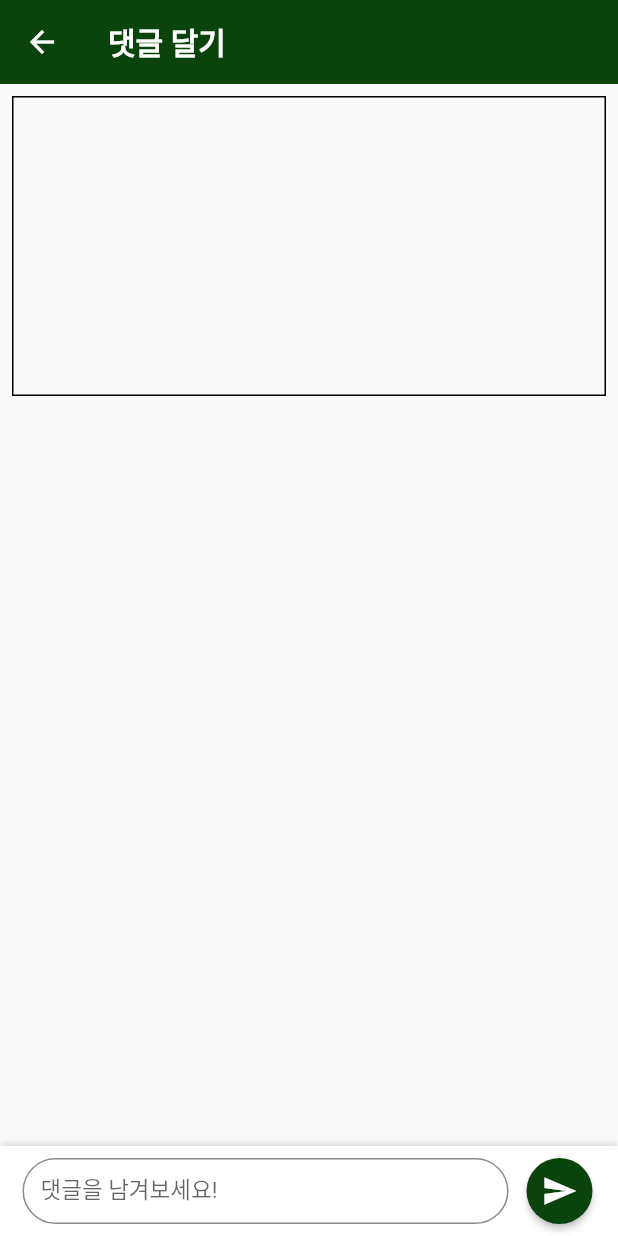
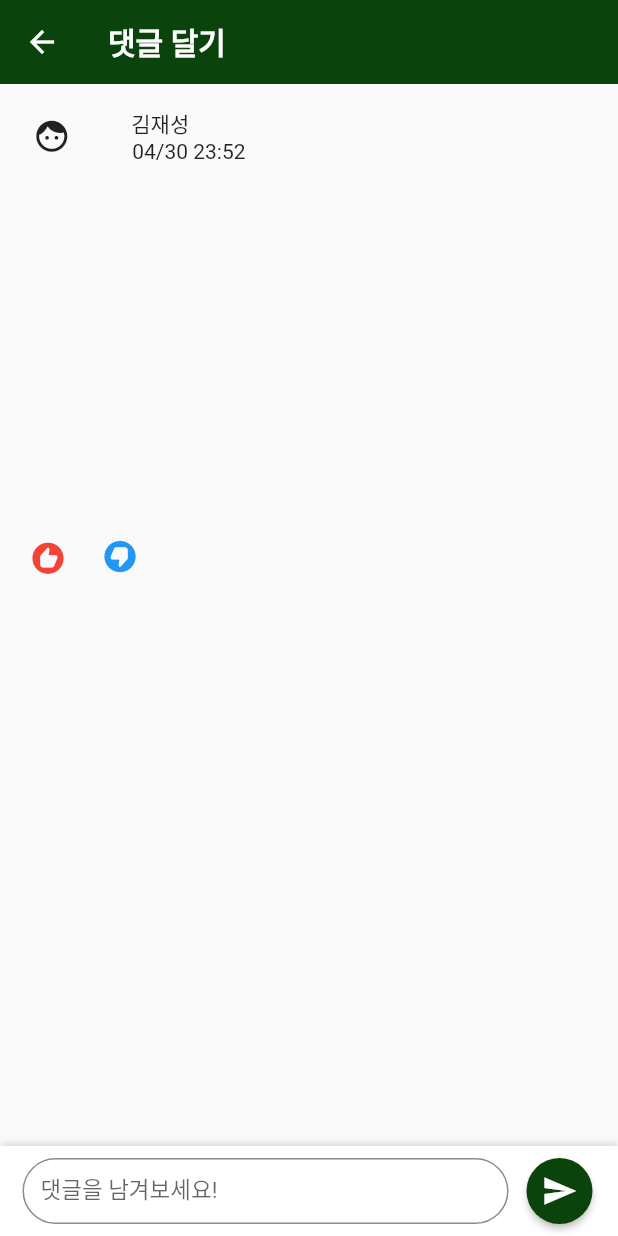
Before and after one commit to SorryKim/2023_capstone, a Flutter app: the CommentScreen screen opened directly with empty values, on a phone screen of 412 x 824 dp. Run offline on Flutter 3.47's test engine with Material 2 defaults, Android fonts, the phone set to English and light mode, and no system bars; our stand-ins replace cloud_firestore, firebase_auth, firebase_core, google_sign_in, step_progress_indicator; missing offline and left inert: flutter_survey, shake; accounts and stored records are empty; network calls fail.

Commit message:
커뮤니티 레이아웃 수정

```diff
--- a/lib/screens/comment_screen.dart
+++ b/lib/screens/comment_screen.dart
@@ -5,6 +5,8 @@ import 'package:firebase_auth/firebase_auth.dart';
 import 'package:flutter/material.dart';
 
 import '../models/comment_model.dart';
+
+import 'dart:math' as math;
 
 class CommentScreen extends StatefulWidget {
   final String description;
@@ -23,6 +25,7 @@ class CommentScreen extends StatefulWidget {
 class _CommentScreenState extends State<CommentScreen> {
   final user = FirebaseAuth.instance.currentUser;
   TextEditingController controller = TextEditingController();
+  double radians = 90 * math.pi / 180;
 
   @override
   Widget build(BuildContext context) {
@@ -57,17 +60,79 @@ class _CommentScreenState extends State<CommentScreen> {
                 mainAxisSize: MainAxisSize.max,
                 children: [
                   Container(
-                      margin: const EdgeInsets.all(8.0),
+                    margin: const EdgeInsets.only(
+                        bottom: 0, top: 8, left: 8, right: 8),
+                    padding: const EdgeInsets.all(8.0),
+                    height: 50,
+                    width: double.infinity,
+                    child: const Column(
+                      children: [
+                        Row(
+                          children: [
+                            Padding(
+                              padding: EdgeInsets.only(left: 6, right: 3),
+                              child: Icon(
+                                Icons.face,
+                                size: 25,
+                              ),
+                            ),
+                            Column(
+                              children: [
+                                Text('김재성'),
+                                Text('           04/30 23:52'),
+                              ],
+                            )
+                          ],
+                        ),
+                      ],
+                    ),
+                  ),
+                  Container(
+                    margin: const EdgeInsets.only(
+                        bottom: 8, top: 0, left: 8, right: 8),
                     padding: const EdgeInsets.all(8.0),
                     height: 200,
                     width: double.infinity,
-                      decoration: BoxDecoration(border: Border.all()),
                     child: Text(
                       widget.description,
                       style: const TextStyle(fontSize: 20),
-                      )),
+                    ),
+                  ),
+                  Container(
+                    padding: const EdgeInsets.all(8.0),
+                    height: 100,
+                    width: double.infinity,
+                    child: Row(
+                      mainAxisAlignment: MainAxisAlignment.start,
+                      children: [
+                        IconButton(
+                          icon: const Icon(
+                            Icons.recommend_rounded,
+                            color: Colors.red,
+                          ),
+                          onPressed: () {},
+                          iconSize: 25,
+                        ),
+                        Column(
+                          children: [
                             const SizedBox(
-                    height: 30,
+                              height: 17,
+                            ),
+                            Transform.rotate(
+                              angle: 3.14,
+                              child: IconButton(
+                                icon: const Icon(
+                                  Icons.recommend,
+                                  color: Colors.blue,
+                                ),
+                                onPressed: () {},
+                                iconSize: 25,
+                              ),
+                            ),
+                          ],
+                        ),
+                      ],
+                    ),
                   ),
                   Expanded(
                       child: ListView.builder(
```
Also changed, not shown: lib/screens/badge_screen.dart (+14 -1 lines), lib/screens/lobby_screen.dart (+44 -2 lines), lib/screens/walk_screen.dart (+28 -6 lines). Lines whose indentation alone changed are shown as unchanged.
